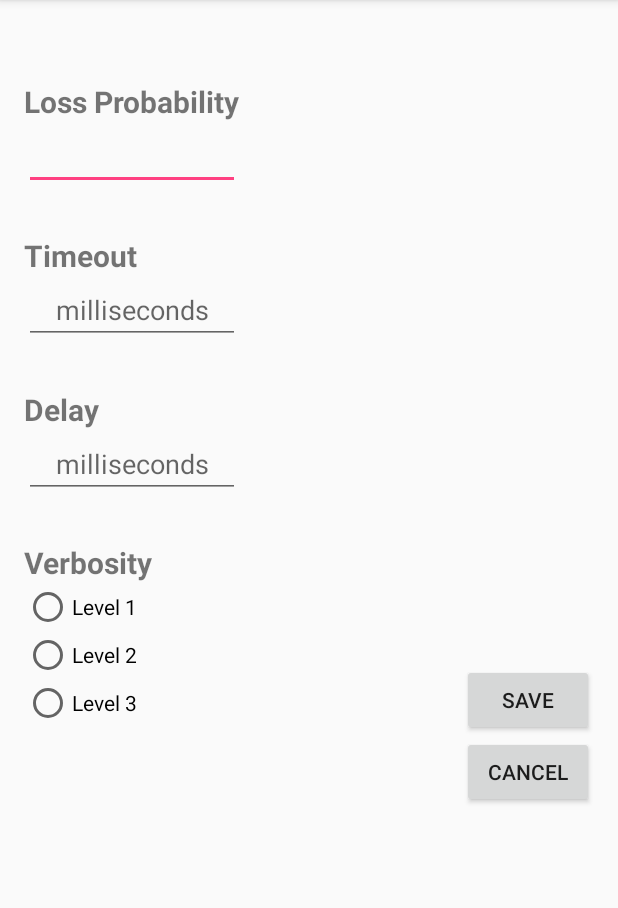
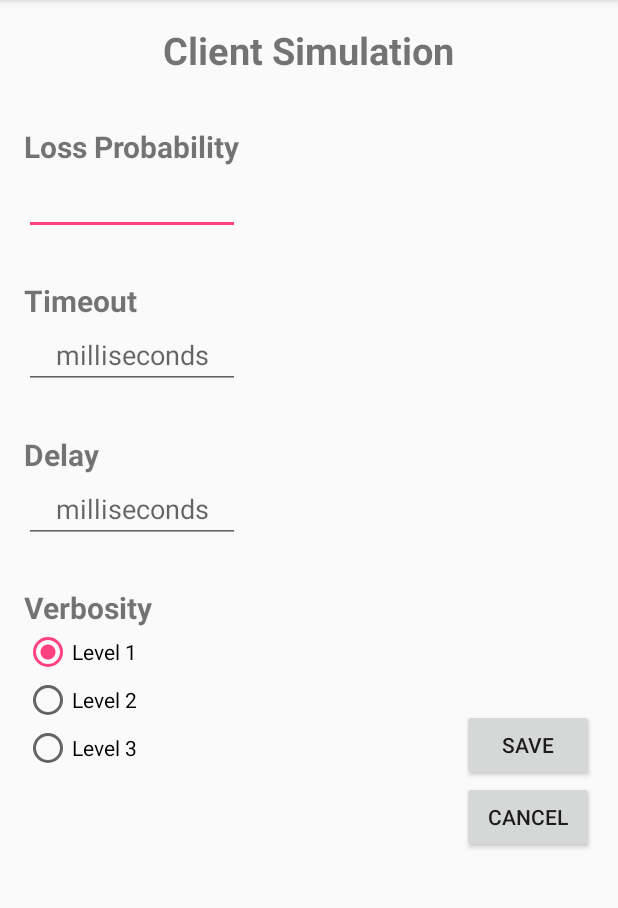
Before and after one commit to vince2134/MediaPlayer, an Android app: the ClientSimulationActivity screen opened directly, with no data from a screen before it, on a phone screen of 412 x 824 dp, the part 84-992 px from its top. Run offline under Robolectric (Android 15) with nearby library versions, the phone set to English and light mode, and no system bars.

```diff
--- a/app/src/main/java/com/example/avggo/mediaplayer/ClientSimulationActivity.java
+++ b/app/src/main/java/com/example/avggo/mediaplayer/ClientSimulationActivity.java
@@ -33,10 +33,9 @@ public class ClientSimulationActivity extends AppCompatActivity {
         btnSave = (Button) findViewById(R.id.btnSave);
         btnCancel = (Button) findViewById(R.id.btnCancel);
 
-
+        /*
         RadioButton button;
 
-        button = new RadioButton(this);
         button.setText("Level 1");
         rgVerbosity.addView(button);
 
@@ -46,7 +45,7 @@ public class ClientSimulationActivity extends AppCompatActivity {
 
         button = new RadioButton(this);
         button.setText("Level 3");
-        rgVerbosity.addView(button);
+        rgVerbosity.addView(button);*/
 
         btnSave.setOnClickListener(new View.OnClickListener() {
             @Override
--- a/app/src/main/res/layout/activity_client_simulation.xml
+++ b/app/src/main/res/layout/activity_client_simulation.xml
@@ -15,12 +15,12 @@
         android:text="Loss Probability"
         android:textSize="20dp"
         android:id="@+id/textView3"
-        android:layout_marginTop="38dp"
+        android:layout_marginTop="33dp"
         android:textStyle="bold"
-        android:layout_alignParentTop="true"
+        android:contextClickable="true"
+        android:layout_below="@+id/textView7"
         android:layout_alignParentLeft="true"
-        android:layout_alignParentStart="true"
-        android:contextClickable="true" />
+        android:layout_alignParentStart="true" />
 
     <EditText
         android:layout_width="wrap_content"
@@ -104,9 +104,31 @@
         android:layout_below="@+id/textView6"
         android:layout_alignParentLeft="true"
         android:layout_alignParentStart="true"
+        android:id="@+id/rgVerbosity"
         android:layout_alignRight="@+id/etDelay"
-        android:layout_alignEnd="@+id/etDelay"
-        android:id="@+id/rgVerbosity"></RadioGroup>
+        android:layout_alignEnd="@+id/etDelay">
+
+        <RadioButton
+            android:layout_width="wrap_content"
+            android:layout_height="wrap_content"
+            android:text="Level 1"
+            android:id="@+id/rbLevel1"
+            android:checked="true" />
+
+        <RadioButton
+            android:layout_width="wrap_content"
+            android:layout_height="wrap_content"
+            android:text="Level 2"
+            android:id="@+id/rbLevel2"
+            android:checked="false" />
+
+        <RadioButton
+            android:layout_width="wrap_content"
+            android:layout_height="wrap_content"
+            android:text="Level 3"
+            android:id="@+id/rbLevel3"
+            android:checked="false" />
+    </RadioGroup>
 
     <Button
         android:layout_width="wrap_content"
@@ -129,4 +151,14 @@
         android:layout_alignLeft="@+id/btnSave"
         android:layout_alignStart="@+id/btnSave" />
 
+    <TextView
+        android:layout_width="wrap_content"
+        android:layout_height="wrap_content"
+        android:text="Client Simulation"
+        android:id="@+id/textView7"
+        android:textStyle="bold"
+        android:textSize="25dp"
+        android:layout_alignParentTop="true"
+        android:layout_centerHorizontal="true" />
+
 </RelativeLayout>
```
Also changed, not shown: app/src/main/java/com/example/avggo/mediaplayer/SingletonClientSimulation.java (added, +60 -0 lines).
